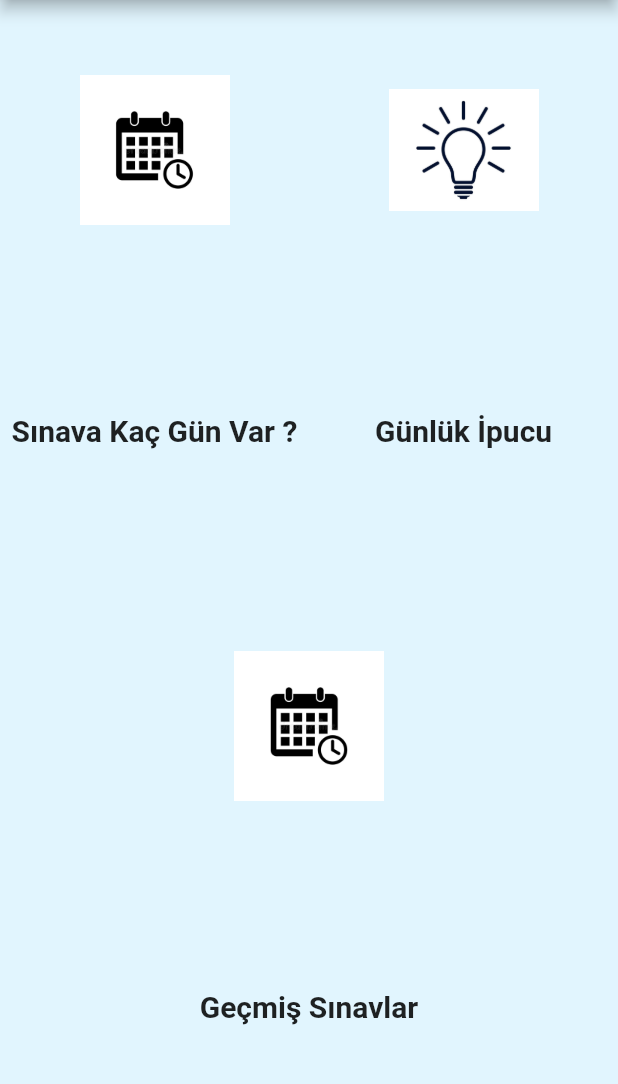
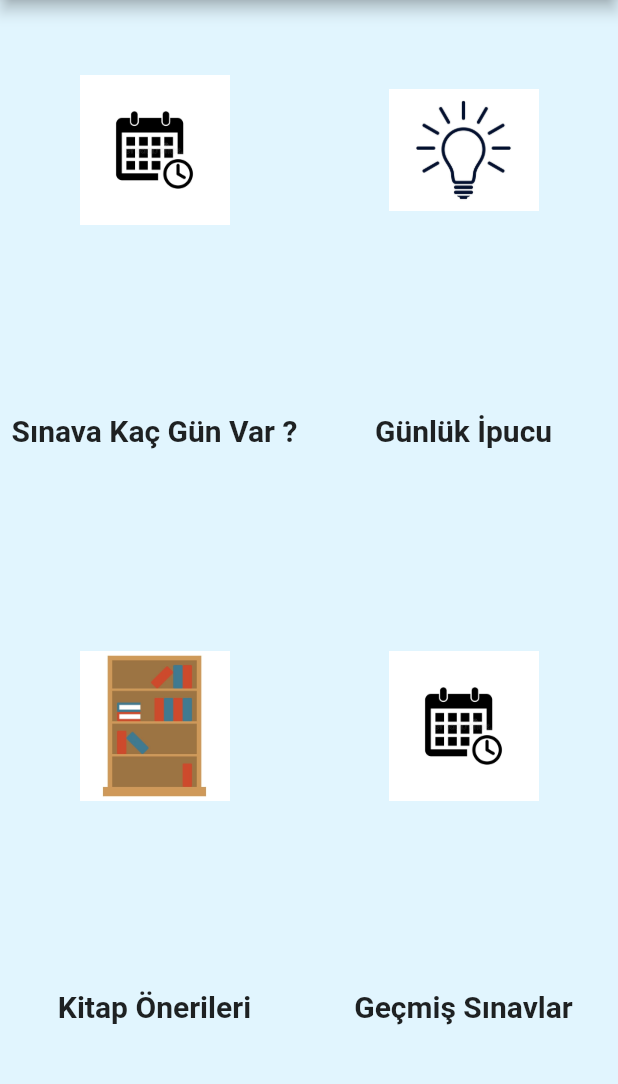
Before and after one commit to tarikbt23/3301456_213301050, a Flutter app: the AnaEkran screen opened directly, swiped to page 2, on a phone screen of 412 x 824 dp, the part 84-1168 px from its top. Run offline on Flutter 3.47's test engine with Material 2 defaults, Android fonts, the phone set to English and light mode, and no system bars; our stand-ins replace babstrap_settings_screen, google_fonts, open_filex, shared_preferences; accounts and stored records are empty; network calls fail.

Commit message:
kitap onerileri sayfasi olusturuldu API entegrasyonu saglandi

```diff
--- /dev/null
+++ b/lib/models/kitap_model.dart
@@ -0,0 +1,67 @@
+
+class Kitap {
+  bool? success;
+  List<Result>? result;
+
+  Kitap({this.success, this.result});
+
+  Kitap.fromJson(Map<String, dynamic> json) {
+    success = json['success'];
+    if (json['result'] != null) {
+      result = <Result>[];
+      json['result'].forEach((v) {
+        result!.add(Result.fromJson(v));
+      });
+    }
+  }
+
+  Map<String, dynamic> toJson() {
+    final Map<String, dynamic> data = <String, dynamic>{};
+    data['success'] = success;
+    if (result != null) {
+      data['result'] = result!.map((v) => v.toJson()).toList();
+    }
+    return data;
+  }
+}
+
+class Result {
+  String? url;
+  String? indirim;
+  String? fiyat;
+  String? yayN;
+  String? yazar;
+  String? title;
+  String? image;
+
+  Result(
+      {this.url,
+        this.indirim,
+        this.fiyat,
+        this.yayN,
+        this.yazar,
+        this.title,
+        this.image});
+
+  Result.fromJson(Map<String, dynamic> json) {
+    url = json['url'];
+    indirim = json['indirim'];
+    fiyat = json['fiyat'];
+    yayN = json['yayın'];
+    yazar = json['yazar'];
+    title = json['title'];
+    image = json['image'];
+  }
+
+  Map<String, dynamic> toJson() {
+    final Map<String, dynamic> data = <String, dynamic>{};
+    data['url'] = url;
+    data['indirim'] = indirim;
+    data['fiyat'] = fiyat;
+    data['yayın'] = yayN;
+    data['yazar'] = yazar;
+    data['title'] = title;
+    data['image'] = image;
+    return data;
+  }
+}
--- a/lib/widgets/anaekran_widget.dart
+++ b/lib/widgets/anaekran_widget.dart
@@ -1,4 +1,5 @@
 import 'package:flutter/material.dart';
+import 'package:studybuddy/views/home/kitap_view.dart';
 import '../views/home/denemeanaliz_view.dart';
 import '../views/home/hedef_view.dart';
 import '../views/home/ipucu_view.dart';
@@ -120,6 +121,7 @@ class Sayfa2Widget extends StatelessWidget {
             child: Row(
               mainAxisAlignment: MainAxisAlignment.center,
               children: [
+                KitapExpanded(),
                 SinavlarExpanded(),
               ],
             ),
@@ -299,6 +301,48 @@ class DenemeAnalizExpanded extends StatelessWidget {
   }
 }
 
+class KitapExpanded extends StatelessWidget {
+  const KitapExpanded({
+    super.key,
+  });
+
+  @override
+  Widget build(BuildContext context) {
+    return Expanded(
+      child: InkResponse(
+        containedInkWell: true,
+        highlightShape: BoxShape.rectangle,
+        onTap: () {
+          Navigator.push(
+              context,
+              MaterialPageRoute(
+                  builder: (context) => const Kitapp()));
+        },
+        onTapCancel: (){},
+        child: Column(
+          mainAxisAlignment: MainAxisAlignment.spaceBetween,
+          children: [
+            Padding(
+              padding: const EdgeInsets.all(50.0),
+              child: Ink.image(
+                  width: 100,
+                  height: 100,
+                  image: const AssetImage(
+                      'assets/images/kitap.jpg')),
+            ),
+            const Text(
+              'Kitap Önerileri',
+              style: TextStyle(
+                  fontSize: 20, fontWeight: FontWeight.bold),
+            ),
+            const SizedBox(height: 10)
+          ],
+        ),
+      ),
+    );
+  }
+}
+
 class SinavlarExpanded extends StatelessWidget {
   const SinavlarExpanded({
     super.key,
```
Also changed, not shown: lib/service/kitap_service.dart (added, +25 -0 lines), lib/views/home/kitap_view.dart (added, +69 -0 lines), assets/images/kitap.jpg (added).
